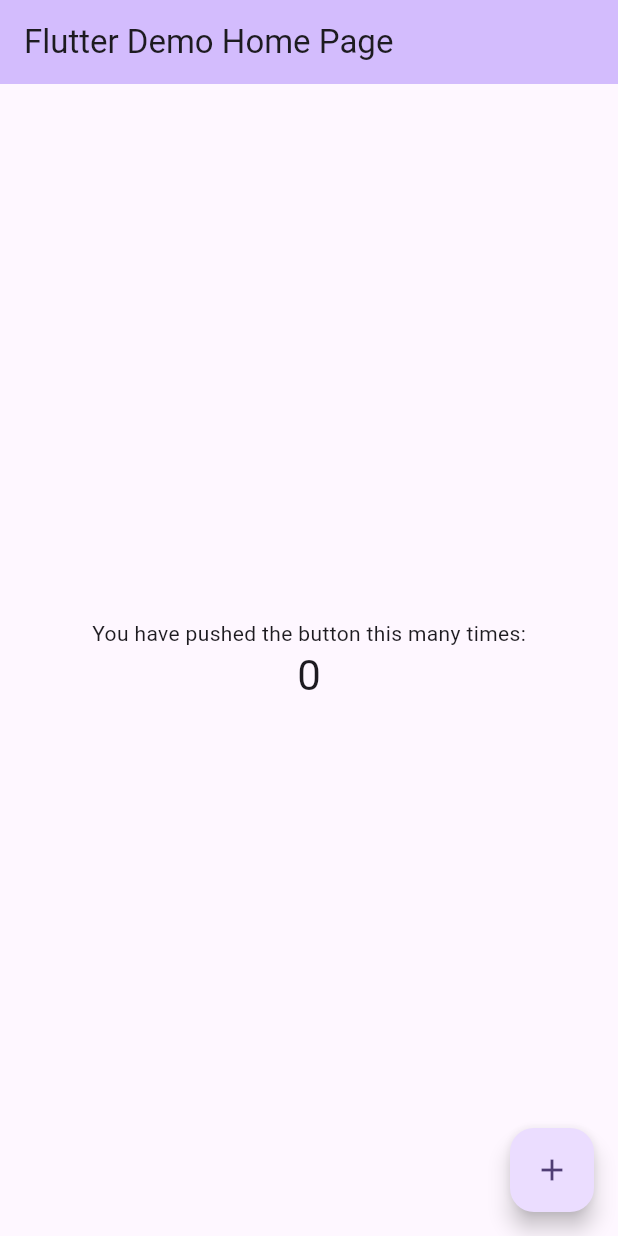
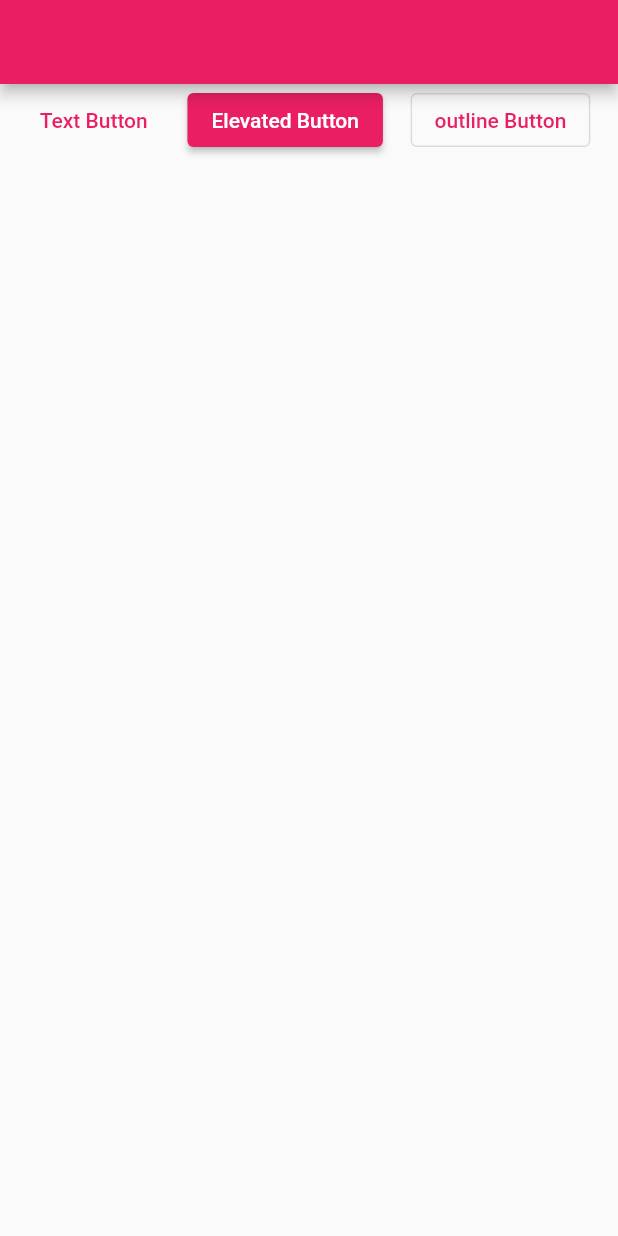
Before and after one commit to suyabamin/app22, a Flutter app: the screen it shows after launch, on a phone screen of 412 x 824 dp. Run offline on Flutter 3.47's test engine with Material 3 defaults, Android fonts, the phone set to English and light mode, and no system bars.

Commit message:
some property add

```diff
--- a/lib/main.dart
+++ b/lib/main.dart
@@ -1,122 +1,114 @@
 import 'package:flutter/material.dart';
 
-void main() {
+void main(){
   runApp(const MyApp());
 }
 
 class MyApp extends StatelessWidget {
 const MyApp({super.key});
 
-  // This widget is the root of your application.
   @override
   Widget build(BuildContext context) {
    return MaterialApp(
-      title: 'Flutter Demo',
+    debugShowCheckedModeBanner: false,
      theme: ThemeData(
-        // This is the theme of your application.
-        //
-        // TRY THIS: Try running your application with "flutter run". You'll see
-        // the application has a purple toolbar. Then, without quitting the app,
-        // try changing the seedColor in the colorScheme below to Colors.green
-        // and then invoke "hot reload" (save your changes or press the "hot
-        // reload" button in a Flutter-supported IDE, or press "r" if you used
-        // the command line to start the app).
-        //
-        // Notice that the counter didn't reset back to zero; the application
-        // state is not lost during the reload. To reset the state, use hot
-        // restart instead.
-        //
-        // This works for code too, not just values: Most code changes can be
-        // tested with just a hot reload.
-        colorScheme: ColorScheme.fromSeed(seedColor: Colors.deepPurple),
+      useMaterial3: false,
+      primarySwatch: Colors.pink
       ),
-      home: const MyHomePage(title: 'Flutter Demo Home Page'),
+
+     home: HomeActivity(),
+
     );
   }
+
 }
 
-class MyHomePage extends StatefulWidget {
-  const MyHomePage({super.key, required this.title});
 
-  // This widget is the home page of your application. It is stateful, meaning
-  // that it has a State object (defined below) that contains fields that affect
-  // how it looks.
 
-  // This class is the configuration for the state. It holds the values (in this
-  // case the title) provided by the parent (in this case the App widget) and
-  // used by the build method of the State. Fields in a Widget subclass are
-  // always marked "final".
+class HomeActivity extends StatelessWidget{
+  const HomeActivity({super.key});
 
-  final String title;
+ MySnackBar(message,contex){
+  return ScaffoldMessenger .of(contex).showSnackBar(
+    SnackBar(content: Text(message))
+  );
 
-  @override
-  State<MyHomePage> createState() => _MyHomePageState();
  }
 
-class _MyHomePageState extends State<MyHomePage> {
-  int _counter = 0;
+MySnckBar(message,context){
+  return ScaffoldMessenger.of(context).showSnackBar(
+    SnackBar(content: Text(message))
+  );
+}
 
-  void _incrementCounter() {
-    setState(() {
-      // This call to setState tells the Flutter framework that something has
-      // changed in this State, which causes it to rerun the build method below
-      // so that the display can reflect the updated values. If we changed
-      // _counter without calling setState(), then the build method would not be
-      // called again, and so nothing would appear to happen.
-      _counter++;
-    });
-  }
+
 
   @override
   Widget build(BuildContext context) {
-    // This method is rerun every time setState is called, for instance as done
-    // by the _incrementCounter method above.
-    //
-    // The Flutter framework has been optimized to make rerunning build methods
-    // fast, so that you can just rebuild anything that needs updating rather
-    // than having to individually change instances of widgets.
+
   return Scaffold(
   appBar: AppBar(
-        // TRY THIS: Try changing the color here to a specific color (to
-        // Colors.amber, perhaps?) and trigger a hot reload to see the AppBar
-        // change color while the other colors stay the same.
-        backgroundColor: Theme.of(context).colorScheme.inversePrimary,
-        // Here we take the value from the MyHomePage object that was created by
-        // the App.build method, and use it to set our appbar title.
-        title: Text(widget.title),
+
+
   ),
-      body: Center(
-        // Center is a layout widget. It takes a single child and positions it
-        // in the middle of the parent.
-        child: Column(
-          // Column is also a layout widget. It takes a list of children and
-          // arranges them vertically. By default, it sizes itself to fit its
-          // children horizontally, and tries to be as tall as its parent.
-          //
-          // Column has various properties to control how it sizes itself and
-          // how it positions its children. Here we use mainAxisAlignment to
-          // center the children vertically; the main axis here is the vertical
-          // axis because Columns are vertical (the cross axis would be
-          // horizontal).
-          //
-          // TRY THIS: Invoke "debug painting" (choose the "Toggle Debug Paint"
-          // action in the IDE, or press "p" in the console), to see the
-          // wireframe for each widget.
-          mainAxisAlignment: MainAxisAlignment.center,
-          children: <Widget>[
-            const Text('You have pushed the button this many times:'),
-            Text(
-              '$_counter',
-              style: Theme.of(context).textTheme.headlineMedium,
+
+
+
+  //container
+  /*body: Container(
+  height: 250,
+  width: 250,
+  alignment:Alignment.topCenter ,
+ // margin: EdgeInsets.fromLTRB(40,60, 10, 40),
+ margin: EdgeInsets.all(30),
+ padding: EdgeInsets.all(40),
+  //child: Text("text"),
+
+  decoration: BoxDecoration(
+    color: Colors.blue,
+    border: Border.all(color: Colors.black,width: 6)
   ),
+  child: Image.network("https://lh3.googleusercontent.com/a/ACg8ocKHpYmwlRsw2eUexN0o1b-wZaRvSmGuPqDAq8IOIqEz0r-i8wgj=s360-c-no"),
+),
+*/
+
+
+ /*row
+ body: Row(
+mainAxisAlignment: MainAxisAlignment.spaceAround,  /// cente,end,start,
+children: [
+  Container(height: 100,width: 100,child: Image.network("https://lh3.googleusercontent.com/a/ACg8ocKHpYmwlRsw2eUexN0o1b-wZaRvSmGuPqDAq8IOIqEz0r-i8wgj=s360-c-no"),),
+   Container(height: 100,width: 100,child: Image.network("https://lh3.googleusercontent.com/a/ACg8ocKHpYmwlRsw2eUexN0o1b-wZaRvSmGuPqDAq8IOIqEz0r-i8wgj=s360-c-no"),),
+    Container(height: 100,width: 100,child: Image.network("https://lh3.googleusercontent.com/a/ACg8ocKHpYmwlRsw2eUexN0o1b-wZaRvSmGuPqDAq8IOIqEz0r-i8wgj=s360-c-no"),),
+],
+ ),*/
+
+
+ /* column
+ body: Column(
+mainAxisAlignment: MainAxisAlignment.spaceAround,  /// cente,end,start,
+children: [
+  Container(height: 100,width: 100,child: Image.network("https://lh3.googleusercontent.com/a/ACg8ocKHpYmwlRsw2eUexN0o1b-wZaRvSmGuPqDAq8IOIqEz0r-i8wgj=s360-c-no"),),
+   Container(height: 100,width: 100,child: Image.network("https://lh3.googleusercontent.com/a/ACg8ocKHpYmwlRsw2eUexN0o1b-wZaRvSmGuPqDAq8IOIqEz0r-i8wgj=s360-c-no"),),
+    Container(height: 100,width: 100,child: Image.network("https://lh3.googleusercontent.com/a/ACg8ocKHpYmwlRsw2eUexN0o1b-wZaRvSmGuPqDAq8IOIqEz0r-i8wgj=s360-c-no"),),
+],
+ ), */
+
+ //button
+
+body: Row(
+  mainAxisAlignment: MainAxisAlignment.spaceEvenly,
+  children: [
+    TextButton(onPressed: (){MySnackBar("Text Button prassed", context);}, child:Text('Text Button')),
+    ElevatedButton(onPressed: (){MySnackBar("Elevated Button prassed", context);}, child:Text('Elevated Button')),
+    OutlinedButton(onPressed: (){MySnackBar("outline Button prassed", context);}, child:Text('outline Button'))
   ],
 ),
-      ),
-      floatingActionButton: FloatingActionButton(
-        onPressed: _incrementCounter,
-        tooltip: 'Increment',
-        child: const Icon(Icons.add),
-      ), // This trailing comma makes auto-formatting nicer for build methods.
+
   );
+
+
+
   }
+
 }
```
Lines whose indentation alone changed are shown as unchanged.
